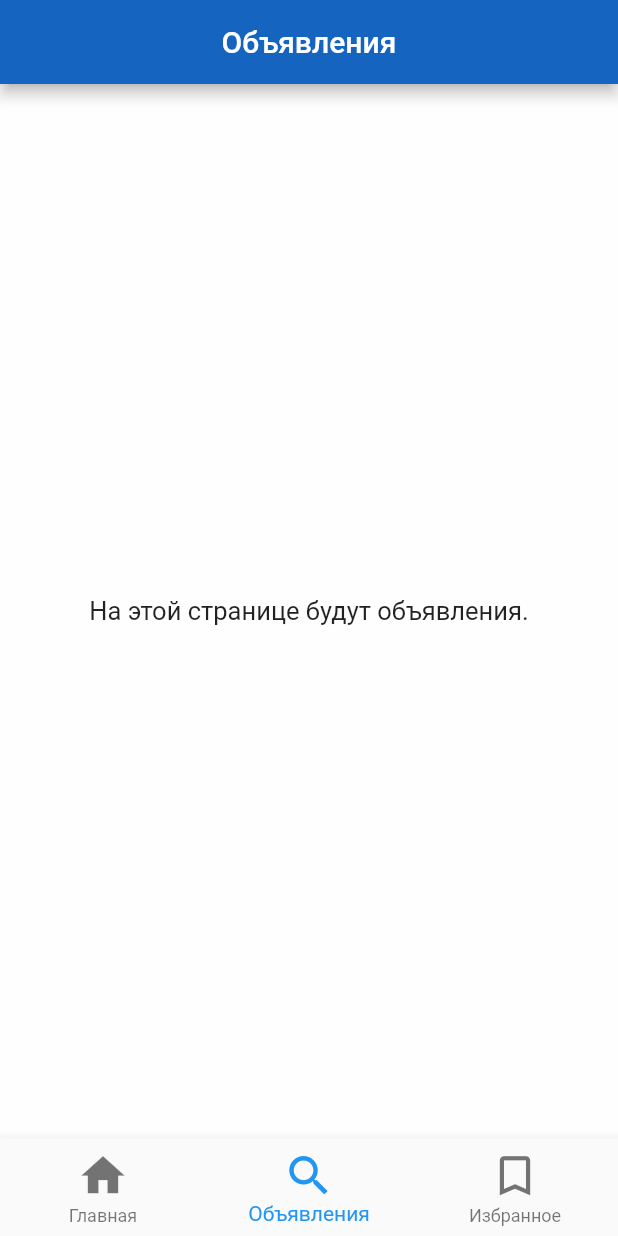
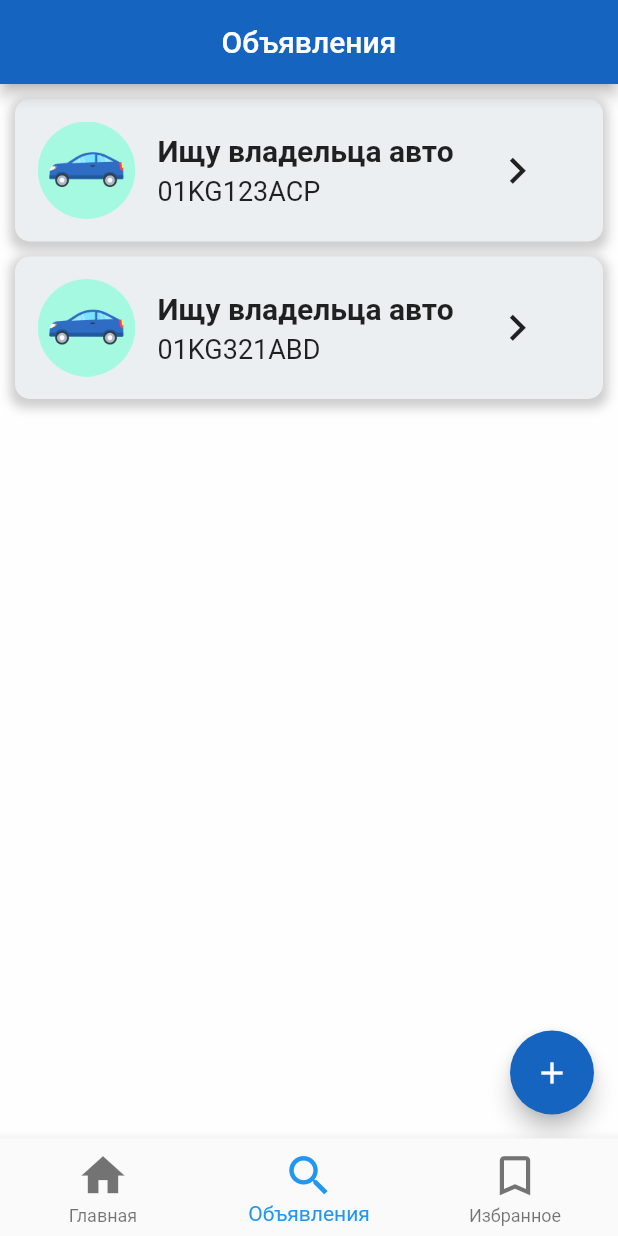
Before and after one commit to TashbaevAzim/flutter_project, a Flutter app: the screen it shows after launch, item 2 of the bottom bar chosen, on a phone screen of 412 x 824 dp. Run offline on Flutter 3.47's test engine with Material 2 defaults, Android fonts, the phone set to English and light mode, and no system bars; missing offline and left inert: dart:ffi.

Commit message:
created car cards in Объявления

```diff
--- a/lib/routes/searchAdsPage.dart
+++ b/lib/routes/searchAdsPage.dart
@@ -1,4 +1,10 @@
+import 'dart:ffi';
+
 import 'package:flutter/material.dart';
+import 'package:senior_project/carInfo.dart';
+
+import '../style.dart';
+import 'car_details_page.dart';
 
 class SearchAdsPage extends StatefulWidget {
   @override
@@ -6,6 +12,8 @@ class SearchAdsPage extends StatefulWidget {
 }
 
 class _SearchAdsPageState extends State<SearchAdsPage> {
+  List<CarInfo> carAdsList = CarInfo.list;
+
   @override
   Widget build(BuildContext context) {
     return Scaffold(
@@ -22,15 +30,94 @@ class _SearchAdsPageState extends State<SearchAdsPage> {
       //   ],
       // ),
 
-      body: Container(
-        alignment: Alignment.center,
-        child: Text(
-          "На этой странице будут объявления.",
-          style: TextStyle(
-            fontSize: 17,
-          ),
-        ),
-      ) //
+      body: Column(
+        children: <Widget>[
+          Expanded(
+              child: ListView(
+                children: <Widget>[
+                  ListView.builder(
+                    shrinkWrap: true,
+                    physics: ClampingScrollPhysics(),
+                    padding: EdgeInsets.only(
+                      left: 10,
+                      right: 10,
+                      bottom: 10,
+                      top: 10,
+                    ),
+                    itemCount: carAdsList.length,
+                    itemBuilder: (context, index) {
+                      return Container(
+                        padding: EdgeInsets.all(15),
+                        margin: EdgeInsets.only(
+                          bottom: 10,
+                        ),
+                        decoration: BoxDecoration(
+                          color: kTextLightColor,
+                          borderRadius: BorderRadius.all(Radius.circular(10)),
+                          boxShadow: [
+                            BoxShadow(
+                              color: Colors.grey.withOpacity(0.5),
+                              spreadRadius: 3,
+                              blurRadius: 5,
+                              offset: Offset(0, 3),
+                            ),
+                          ],
+                        ),
+                        child: Material(
+                          color: Colors.transparent,
+                          child: InkWell(
+                            onTap: () {Navigator.push(context, MaterialPageRoute(builder: (context){return CarDetailsPage(carAdsList[index]);
+                            }),
+                            );
+                            },
+                            //                            onTap: () {Navigator.of(context).push(MaterialPageRoute (builder: (_) => CarDetailsPage(carList[index]),
+                            child: Row(
+                              children: <Widget>[
+                                Image(
+                                  width: 65,
+                                  image: AssetImage("assets/images/carIconCard.png"),
+                                ),
+                                SizedBox(width: 15),
+                                Column(
+                                  crossAxisAlignment: CrossAxisAlignment.start,
+                                  children: <Widget>[
+                                    Text(
+                                      "Ищу владельца авто",
+                                      style: TextStyle(
+                                          fontSize: 20,
+                                          fontWeight: FontWeight.bold
+                                      ),
+                                    ),
+                                    SizedBox(height: 5),
+                                    Text(
+                                      "${carAdsList[index].govNumber}",
+                                      style: TextStyle(
+                                          fontSize: 18
+                                      ),
+                                    ),
+                                  ],
+                                ),
+                                SizedBox(width: 25),
+                                Icon(
+                                    Icons.keyboard_arrow_right,
+                                    size: 35
+                                )
+                              ],
+                            ),
+                          ),
+                        ),
+                      );
+                    },
+                  ),
+                ],
+              )
+          )
+        ],
+      ),
+      floatingActionButton: FloatingActionButton(
+        child: Icon(Icons.add),
+        backgroundColor: Colors.blue[800],
+      ),
     );
   }
 }
--- a/lib/routes/search_auto_result.dart
+++ b/lib/routes/search_auto_result.dart
@@ -37,6 +37,19 @@ class SearchAutoResult extends StatelessWidget {
                     ),
                     itemCount: carList.length,
                     itemBuilder: (context, index) {
+                    return CarContainer(context, index);
+                  },),
+                ],
+              )
+          )
+        ],
+      ),
+
+    );
+
+  }
+
+  Container CarContainer(BuildContext context, int index) {
     return Container(
                       padding: EdgeInsets.all(15),
                       margin: EdgeInsets.only(
@@ -98,14 +111,5 @@ class SearchAutoResult extends StatelessWidget {
                         ),
                       ),
                   );
-                  },),
-                ],
-              )
-          )
-        ],
-      ),
-
-    );
-
   }
 }
```
Lines whose indentation alone changed are shown as unchanged.
